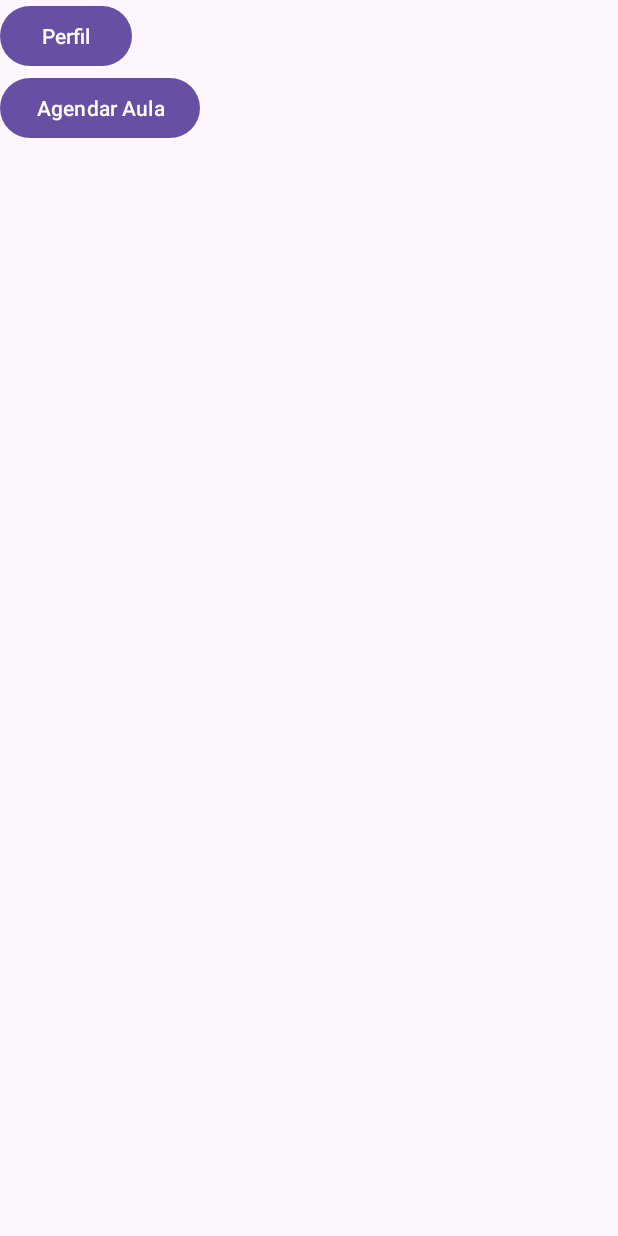
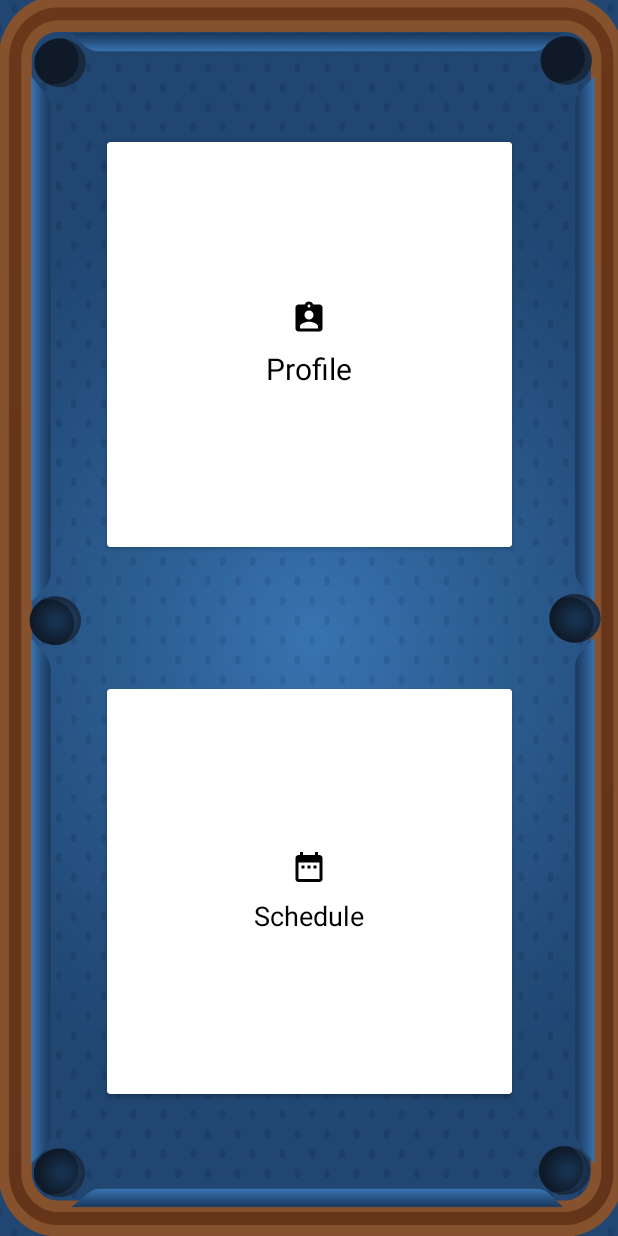
Before and after one commit to RomaoFilipe/appDAMA, an Android app: the HomeActivity screen opened directly, with no data from a screen before it, on a phone screen of 412 x 824 dp. Run offline under Robolectric (Android 15) with nearby library versions, the phone set to English and light mode, and no system bars.

Commit message:
Upgrade home design

```diff
--- a/app/build.gradle.kts
+++ b/app/build.gradle.kts
@@ -60,6 +60,9 @@ dependencies {
     implementation(libs.androidx.constraintlayout)
     implementation(libs.androidx.databinding.runtime)
     implementation(libs.imagepicker)
+    implementation ("com.google.android.material:material:1.4.0")
+    implementation ("androidx.cardview:cardview:1.0.0")
+
     implementation(platform("com.google.firebase:firebase-bom:33.1.0"))
     implementation("com.google.firebase:firebase-analytics")
 
--- a/app/src/main/java/pt/ipt/dama2024/absan/HomeActivity.kt
+++ b/app/src/main/java/pt/ipt/dama2024/absan/HomeActivity.kt
@@ -2,26 +2,25 @@ package pt.ipt.dama2024.absan
 
 import android.content.Intent
 import android.os.Bundle
-import android.view.View
 import androidx.appcompat.app.AppCompatActivity
-import pt.ipt.dama2024.absan.R
+import androidx.cardview.widget.CardView
 
 class HomeActivity : AppCompatActivity() {
-
     override fun onCreate(savedInstanceState: Bundle?) {
         super.onCreate(savedInstanceState)
         setContentView(R.layout.activity_home)
 
-        // Inicialize seus elementos de interface do usuário aqui, se necessário
-    }
+        val cardViewProfile = findViewById<CardView>(R.id.cardViewProfile)
+        val cardViewScheduleLesson = findViewById<CardView>(R.id.cardViewScheduleLesson)
 
-    fun openProfile(view: View) {
-        val intent = Intent(this, ProfileActivity::class.java)
-        startActivity(intent)
-    }
+        cardViewProfile.setOnClickListener {
+            val intent = Intent(this, ProfileActivity::class.java)
+            startActivity(intent)
+        }
 
-    fun openScheduleLesson(view: View) {
-        val intent = Intent(this, ScheduleLessonActivity::class.java)
-        startActivity(intent)
+        cardViewScheduleLesson.setOnClickListener {
+            val intent = Intent(this, ScheduleLessonActivity::class.java)
+            startActivity(intent)
+        }
     }
 }
--- /dev/null
+++ b/app/src/main/res/anim/button_click.xml
@@ -0,0 +1,9 @@
+<?xml version="1.0" encoding="utf-8"?>
+<scale xmlns:android="http://schemas.android.com/apk/res/android"
+    android:duration="50"
+    android:fromXScale="1.0"
+    android:fromYScale="1.0"
+    android:toXScale="0.9"
+    android:toYScale="0.9"
+    android:repeatCount="1"
+    android:repeatMode="reverse"/>
--- /dev/null
+++ b/app/src/main/res/drawable/baseline_assignment_ind_24.xml
@@ -0,0 +1,5 @@
+<vector xmlns:android="http://schemas.android.com/apk/res/android" android:height="24dp" android:tint="#000000" android:viewportHeight="24" android:viewportWidth="24" android:width="24dp">
+
+    <path android:fillColor="@android:color/white" android:pathData="M19,3h-4.18C14.4,1.84 13.3,1 12,1c-1.3,0 -2.4,0.84 -2.82,2L5,3c-1.1,0 -2,0.9 -2,2v14c0,1.1 0.9,2 2,2h14c1.1,0 2,-0.9 2,-2L21,5c0,-1.1 -0.9,-2 -2,-2zM12,3c0.55,0 1,0.45 1,1s-0.45,1 -1,1 -1,-0.45 -1,-1 0.45,-1 1,-1zM12,7c1.66,0 3,1.34 3,3s-1.34,3 -3,3 -3,-1.34 -3,-3 1.34,-3 3,-3zM18,19L6,19v-1.4c0,-2 4,-3.1 6,-3.1s6,1.1 6,3.1L18,19z"/>
+
+</vector>
--- /dev/null
+++ b/app/src/main/res/drawable/baseline_date_range_24.xml
@@ -0,0 +1,5 @@
+<vector xmlns:android="http://schemas.android.com/apk/res/android" android:height="24dp" android:tint="#000000" android:viewportHeight="24" android:viewportWidth="24" android:width="24dp">
+
+    <path android:fillColor="@android:color/white" android:pathData="M9,11L7,11v2h2v-2zM13,11h-2v2h2v-2zM17,11h-2v2h2v-2zM19,4h-1L18,2h-2v2L8,4L8,2L6,2v2L5,4c-1.11,0 -1.99,0.9 -1.99,2L3,20c0,1.1 0.89,2 2,2h14c1.1,0 2,-0.9 2,-2L21,6c0,-1.1 -0.9,-2 -2,-2zM19,20L5,20L5,9h14v11z"/>
+
+</vector>
--- a/app/src/main/res/layout/activity_home.xml
+++ b/app/src/main/res/layout/activity_home.xml
@@ -1,20 +1,80 @@
-<?xml version="1.0" encoding="utf-8"?>
-<LinearLayout xmlns:android="http://schemas.android.com/apk/res/android"
+<androidx.constraintlayout.widget.ConstraintLayout xmlns:android="http://schemas.android.com/apk/res/android"
+    xmlns:app="http://schemas.android.com/apk/res-auto"
+    xmlns:tools="http://schemas.android.com/tools"
     android:layout_width="match_parent"
     android:layout_height="match_parent"
-    android:orientation="vertical">
+    android:background="@drawable/mesa"
+    tools:context=".HomeActivity">
 
-    <Button
-        android:id="@+id/buttonProfile"
-        android:layout_width="wrap_content"
-        android:layout_height="wrap_content"
-        android:text="Perfil"
-        android:onClick="openProfile" />
 
-    <Button
-        android:id="@+id/buttonScheduleLesson"
-        android:layout_width="wrap_content"
-        android:layout_height="wrap_content"
-        android:text="Agendar Aula"
-        android:onClick="openScheduleLesson" />
-</LinearLayout>
+    <androidx.cardview.widget.CardView
+        android:id="@+id/cardViewProfile"
+        android:layout_width="270dp"
+        android:layout_height="270dp"
+        app:layout_constraintTop_toTopOf="parent"
+        app:layout_constraintStart_toStartOf="parent"
+        app:layout_constraintEnd_toEndOf="parent"
+        app:layout_constraintBottom_toTopOf="@+id/cardViewScheduleLesson"
+        app:layout_constraintHeight_percent="0.4"
+        app:layout_constraintWidth_percent="0.8">
+
+        <LinearLayout
+            android:layout_width="match_parent"
+            android:layout_height="match_parent"
+            android:orientation="vertical"
+            android:gravity="center">
+
+            <ImageView
+                android:id="@+id/iconProfile"
+                android:layout_width="wrap_content"
+                android:layout_height="wrap_content"
+                android:src="@drawable/baseline_assignment_ind_24"
+                android:contentDescription="@string/Perfil_icon"/>
+
+            <TextView
+                android:id="@+id/labelProfile"
+                android:layout_width="wrap_content"
+                android:layout_height="wrap_content"
+                android:text="@string/perfil"
+                android:textSize="20sp"
+                android:textColor="@color/black"
+                android:paddingTop="8dp"/>
+        </LinearLayout>
+    </androidx.cardview.widget.CardView>
+
+    <androidx.cardview.widget.CardView
+        android:id="@+id/cardViewScheduleLesson"
+        android:layout_width="270dp"
+        android:layout_height="270dp"
+        app:layout_constraintTop_toBottomOf="@id/cardViewProfile"
+        app:layout_constraintStart_toStartOf="parent"
+        app:layout_constraintEnd_toEndOf="parent"
+        app:layout_constraintBottom_toBottomOf="parent"
+        app:layout_constraintHeight_percent="0.4"
+        app:layout_constraintWidth_percent="0.8">
+
+        <LinearLayout
+            android:layout_width="match_parent"
+            android:layout_height="match_parent"
+            android:orientation="vertical"
+            android:gravity="center">
+
+            <ImageView
+                android:id="@+id/iconScheduleLesson"
+                android:layout_width="wrap_content"
+                android:layout_height="wrap_content"
+                android:src="@drawable/baseline_date_range_24"
+                android:contentDescription="@string/Schedule_icon"/>
+
+            <TextView
+                android:id="@+id/labelScheduleLesson"
+                android:layout_width="wrap_content"
+                android:layout_height="wrap_content"
+                android:text="@string/agendar_aula"
+                android:textSize="18sp"
+                android:textColor="@color/black"
+                android:paddingTop="8dp"/>
+        </LinearLayout>
+    </androidx.cardview.widget.CardView>
+
+</androidx.constraintlayout.widget.ConstraintLayout>
--- a/app/src/main/res/values-night/strings.xml
+++ b/app/src/main/res/values-night/strings.xml
@@ -4,4 +4,8 @@
     <string name="Edit_Password">Password</string>
     <string name="BTN_iniciarsessao">Login</string>
     <string name="BTN_registar">Registar</string>
+    <string name="Schedule_icon">Schedule_icon</string>
+    <string name="Perfil_icon">Perfil_icon</string>
+    <string name="agendar_aula">Schedule</string>
+    <string name="perfil">Profile</string>
 </resources>
--- a/app/src/main/res/values/colors.xml
+++ b/app/src/main/res/values/colors.xml
@@ -10,4 +10,8 @@
     <color name="White">#FFFFFFFF</color>
     <color name="Midnightblue">#191970</color>
     <color name="Gray">#BDBDBD</color>
+
+    <color name="cardBackground">#FFFFFF</color>
+    <color name="cardElevation">#DDDDDD</color>
+    <color name="textColorPrimary">#000000</color>
 </resources>
--- a/app/src/main/res/values/strings.xml
+++ b/app/src/main/res/values/strings.xml
@@ -21,5 +21,9 @@
     <string name="BackgroudPerfil">Backgroud_Perfil</string>
     <string name="app_name">AppDAMA</string>
     <string name="trainer_prompt">Escolha um Treinador</string>
+    <string name="Schedule_icon">Schedule_icon</string>
+    <string name="Perfil_icon">Perfil_icon</string>
+    <string name="agendar_aula">Schedule</string>
+    <string name="perfil">Profile</string>
 
 </resources>
--- a/app/src/main/res/values/styles.xml
+++ b/app/src/main/res/values/styles.xml
@@ -32,4 +32,11 @@
         <item name="android:textColor">@color/White</item>
         <item name="background">@color/Blue_pocket</item>
     </style>
+
+    <style name="CardViewStyle">
+        <item name="cardCornerRadius">8dp</item>
+        <item name="cardElevation">4dp</item>
+    </style>
+
+
 </resources>
```
Also changed, not shown: 1 other file.
